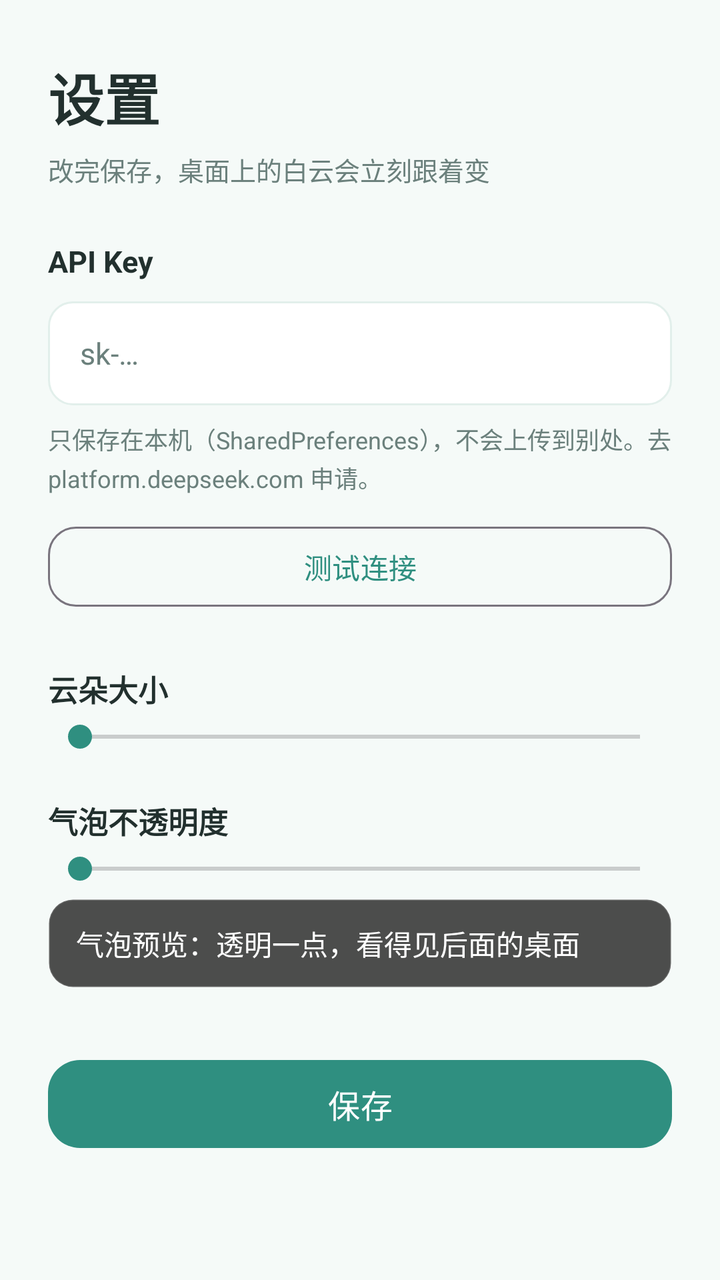
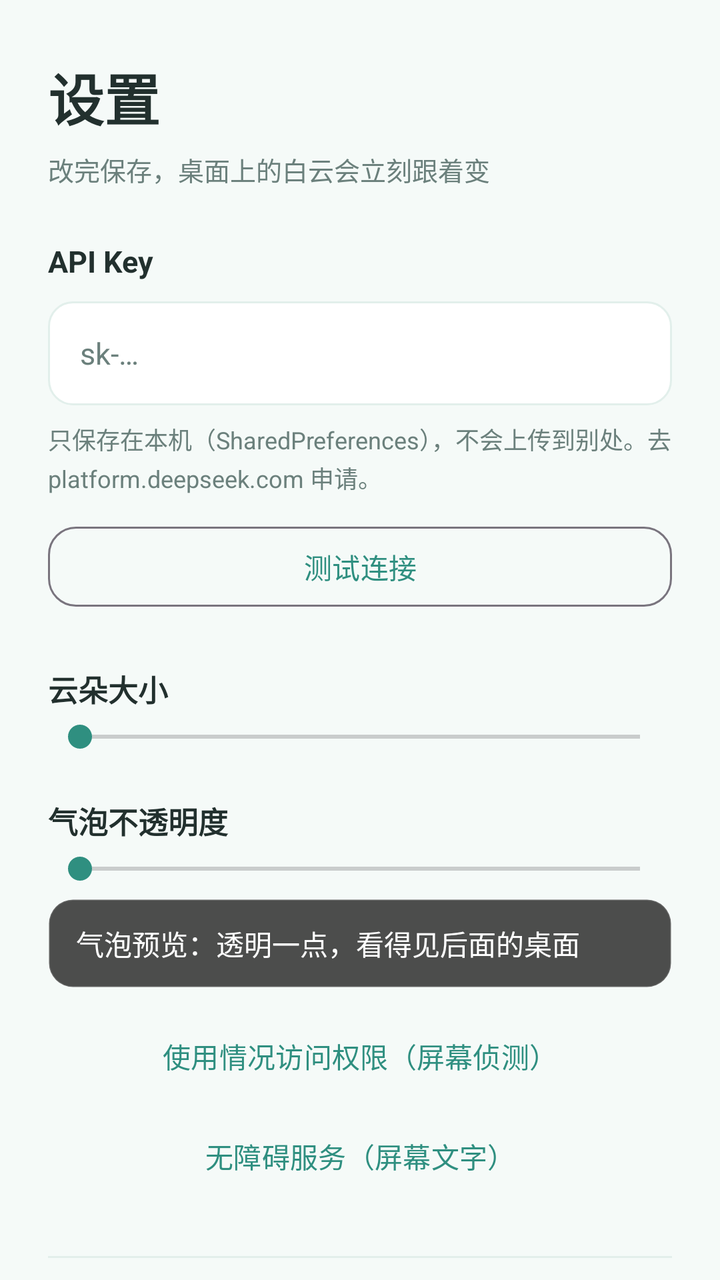

Screens rendered from an Android XML layout before and after an edit, with the pre-edit source and the edit as a unified diff.
<!-- AndroidManifest.xml: application theme Theme.BaiYunPet -->
<!-- res/layout/activity_settings.xml -->
<?xml version="1.0" encoding="utf-8"?>
<ScrollView xmlns:android="http://schemas.android.com/apk/res/android"
    xmlns:app="http://schemas.android.com/apk/res-auto"
    android:layout_width="match_parent"
    android:layout_height="match_parent"
    android:background="@color/bg_page"
    android:fillViewport="true"
    android:scrollbars="none">

    <LinearLayout
        android:layout_width="match_parent"
        android:layout_height="wrap_content"
        android:orientation="vertical"
        android:paddingStart="24dp"
        android:paddingTop="28dp"
        android:paddingEnd="24dp"
        android:paddingBottom="36dp">

        <TextView
            android:layout_width="wrap_content"
            android:layout_height="wrap_content"
            android:text="@string/settings_title"
            android:textColor="@color/ink"
            android:textSize="28sp"
            android:textStyle="bold" />

        <TextView
            android:layout_width="wrap_content"
            android:layout_height="wrap_content"
            android:layout_marginTop="6dp"
            android:text="@string/settings_subtitle"
            android:textColor="@color/ink_soft"
            android:textSize="13sp" />

        
        <TextView
            android:layout_width="wrap_content"
            android:layout_height="wrap_content"
            android:layout_marginTop="26dp"
            android:text="@string/settings_api_key"
            android:textColor="@color/ink"
            android:textSize="15sp"
            android:textStyle="bold" />

        
        <EditText
            android:id="@+id/etApiKey"
            android:layout_width="match_parent"
            android:layout_height="52dp"
            android:layout_marginTop="10dp"
            android:background="@drawable/bg_settings_input"
            android:hint="@string/settings_api_key_hint"
            android:imeOptions="actionDone"
            android:importantForAutofill="no"
            android:inputType="textPassword"
            android:maxLines="1"
            android:paddingStart="16dp"
            android:paddingEnd="16dp"
            android:singleLine="true"
            android:textColor="@color/ink"
            android:textColorHint="@color/ink_soft"
            android:textSize="15sp" />

        <TextView
            android:layout_width="match_parent"
            android:layout_height="wrap_content"
            android:layout_marginTop="8dp"
            android:lineSpacingExtra="2dp"
            android:text="@string/settings_api_key_tip"
            android:textColor="@color/ink_soft"
            android:textSize="12sp" />

        <com.google.android.material.button.MaterialButton
            android:id="@+id/btnTest"
            style="@style/Widget.Material3.Button.OutlinedButton"
            android:layout_width="match_parent"
            android:layout_height="48dp"
            android:layout_marginTop="12dp"
            android:text="@string/settings_test"
            app:cornerRadius="14dp" />

        
        <LinearLayout
            android:layout_width="match_parent"
            android:layout_height="wrap_content"
            android:layout_marginTop="26dp"
            android:gravity="center_vertical"
            android:orientation="horizontal">

            <TextView
                android:layout_width="0dp"
                android:layout_height="wrap_content"
                android:layout_weight="1"
                android:text="@string/settings_cloud_size"
                android:textColor="@color/ink"
                android:textSize="15sp"
                android:textStyle="bold" />

            <TextView
                android:id="@+id/tvCloudSizeValue"
                android:layout_width="wrap_content"
                android:layout_height="wrap_content"
                android:textColor="@color/mint_700"
                android:textSize="15sp"
                android:textStyle="bold" />
        </LinearLayout>

        
        <SeekBar
            android:id="@+id/seekCloudSize"
            android:layout_width="match_parent"
            android:layout_height="wrap_content"
            android:layout_marginTop="4dp"
            android:max="60"
            android:progressTint="@color/mint_700"
            android:thumbTint="@color/mint_700" />

        
        <LinearLayout
            android:layout_width="match_parent"
            android:layout_height="wrap_content"
            android:layout_marginTop="22dp"
            android:gravity="center_vertical"
            android:orientation="horizontal">

            <TextView
                android:layout_width="0dp"
                android:layout_height="wrap_content"
                android:layout_weight="1"
                android:text="@string/settings_bubble_alpha"
                android:textColor="@color/ink"
                android:textSize="15sp"
                android:textStyle="bold" />

            <TextView
                android:id="@+id/tvBubbleAlphaValue"
                android:layout_width="wrap_content"
                android:layout_height="wrap_content"
                android:textColor="@color/mint_700"
                android:textSize="15sp"
                android:textStyle="bold" />
        </LinearLayout>

        
        <SeekBar
            android:id="@+id/seekBubbleAlpha"
            android:layout_width="match_parent"
            android:layout_height="wrap_content"
            android:layout_marginTop="4dp"
            android:max="50"
            android:progressTint="@color/mint_700"
            android:thumbTint="@color/mint_700" />

        
        <TextView
            android:id="@+id/viewBubblePreview"
            android:layout_width="match_parent"
            android:layout_height="wrap_content"
            android:layout_marginTop="6dp"
            android:background="@drawable/bg_chat_bubble"
            android:paddingStart="14dp"
            android:paddingTop="12dp"
            android:paddingEnd="14dp"
            android:paddingBottom="12dp"
            android:text="@string/settings_preview"
            android:textColor="@color/white"
            android:textSize="14sp" />

        
        <com.google.android.material.button.MaterialButton
            android:id="@+id/btnSave"
            android:layout_width="match_parent"
            android:layout_height="52dp"
            android:layout_marginTop="32dp"
            android:text="@string/settings_save"
            android:textSize="16sp"
            app:cornerRadius="16dp" />
    </LinearLayout>
</ScrollView>
<!-- resources referenced by this layout -->
<resources>
  <color name="bg_page">#F5FAF8</color>
  <color name="ink">#22302E</color>
  <color name="ink_soft">#6B807C</color>
  <color name="mint_700">#2F8F80</color>
  <color name="white">#FFFFFFFF</color>
  <!-- drawable bg_chat_bubble (drawable) -->
  <?xml version="1.0" encoding="utf-8"?>
  <shape xmlns:android="http://schemas.android.com/apk/res/android"
      android:shape="rectangle">
      <solid android:color="#CC222222" />
      <corners android:radius="12dp" />
      <stroke
          android:width="1dp"
          android:color="#22FFFFFF" />
  </shape>
  <!-- drawable bg_settings_input (drawable) -->
  <?xml version="1.0" encoding="utf-8"?>
  <shape xmlns:android="http://schemas.android.com/apk/res/android"
      android:shape="rectangle">
      <solid android:color="@color/surface" />
      <corners android:radius="12dp" />
      <stroke
          android:width="1dp"
          android:color="@color/stroke" />
  </shape>
  <string name="settings_api_key">API Key</string>
  <string name="settings_api_key_hint">sk-…</string>
  <string name="settings_api_key_tip">只保存在本机（SharedPreferences），不会上传到别处。去 platform.deepseek.com 申请。</string>
  <string name="settings_bubble_alpha">气泡不透明度</string>
  <string name="settings_cloud_size">云朵大小</string>
  <string name="settings_preview">气泡预览：透明一点，看得见后面的桌面</string>
  <string name="settings_save">保存</string>
  <string name="settings_subtitle">改完保存，桌面上的白云会立刻跟着变</string>
  <string name="settings_test">测试连接</string>
  <string name="settings_title">设置</string>
  <style name="Theme.BaiYunPet" parent="Theme.Material3.Light.NoActionBar">
          <item name="colorPrimary">@color/mint_700</item>
          <item name="colorOnPrimary">@color/white</item>
          <item name="colorPrimaryContainer">@color/mint_100</item>
          <item name="colorOnPrimaryContainer">@color/ink</item>
  
          <item name="android:colorBackground">@color/bg_page</item>
          <item name="android:windowBackground">@color/bg_page</item>
          <item name="android:statusBarColor">@color/bg_page</item>
          <item name="android:windowLightStatusBar">true</item>
          <item name="android:navigationBarColor">@color/bg_page</item>
      </style>
  <color name="surface">#FFFFFFFF</color>
  <color name="stroke">#E2EFEB</color>
  <color name="mint_100">#D9EFEA</color>
</resources>

<!-- the commit's change to res/layout/activity_settings.xml (unified diff, before → after) -->
@@ -168,6 +168,231 @@
 
         
         <com.google.android.material.button.MaterialButton
+            android:id="@+id/btnUsageAccess"
+            style="@style/Widget.Material3.Button.TextButton"
+            android:layout_width="match_parent"
+            android:layout_height="wrap_content"
+            android:layout_marginTop="10dp"
+            android:text="@string/settings_usage_access" />
+
+        
+        <com.google.android.material.button.MaterialButton
+            android:id="@+id/btnAccessibility"
+            style="@style/Widget.Material3.Button.TextButton"
+            android:layout_width="match_parent"
+            android:layout_height="wrap_content"
+            android:layout_marginTop="2dp"
+            android:text="@string/settings_accessibility" />
+
+        
+        <View
+            android:layout_width="match_parent"
+            android:layout_height="1dp"
+            android:layout_marginTop="26dp"
+            android:background="@color/stroke" />
+
+        <TextView
+            android:layout_width="wrap_content"
+            android:layout_height="wrap_content"
+            android:layout_marginTop="22dp"
+            android:text="@string/proactive_title"
+            android:textColor="@color/ink"
+            android:textSize="15sp"
+            android:textStyle="bold" />
+
+        <com.google.android.material.materialswitch.MaterialSwitch
+            android:id="@+id/switchProactive"
+            android:layout_width="match_parent"
+            android:layout_height="wrap_content"
+            android:layout_marginTop="8dp"
+            android:text="@string/proactive_enable"
+            android:textSize="15sp" />
+
+        <com.google.android.material.materialswitch.MaterialSwitch
+            android:id="@+id/switchAutoHide"
+            android:layout_width="match_parent"
+            android:layout_height="wrap_content"
+            android:layout_marginTop="4dp"
+            android:text="@string/proactive_auto_hide"
+            android:textSize="15sp" />
+
+        <com.google.android.material.materialswitch.MaterialSwitch
+            android:id="@+id/switchScreenText"
+            android:layout_width="match_parent"
+            android:layout_height="wrap_content"
+            android:layout_marginTop="4dp"
+            android:text="@string/proactive_use_text"
+            android:textSize="15sp" />
+
+        <TextView
+            android:layout_width="match_parent"
+            android:layout_height="wrap_content"
+            android:layout_marginTop="4dp"
+            android:lineSpacingExtra="2dp"
+            android:text="@string/proactive_privacy_note"
+            android:textColor="@color/ink_soft"
+            android:textSize="12sp" />
+
+        <TextView
+            android:layout_width="wrap_content"
+            android:layout_height="wrap_content"
+            android:layout_marginTop="14dp"
+            android:text="@string/proactive_frequency"
+            android:textColor="@color/ink"
+            android:textSize="14sp" />
+
+        <RadioGroup
+            android:id="@+id/radioGroupProactive"
+            android:layout_width="match_parent"
+            android:layout_height="wrap_content"
+            android:orientation="horizontal">
+
+            <RadioButton
+                android:id="@+id/radioQuiet"
+                android:layout_width="0dp"
+                android:layout_height="wrap_content"
+                android:layout_weight="1"
+                android:text="@string/proactive_quiet"
+                android:textSize="13sp" />
+
+            <RadioButton
+                android:id="@+id/radioNormal"
+                android:layout_width="0dp"
+                android:layout_height="wrap_content"
+                android:layout_weight="1"
+                android:text="@string/proactive_normal"
+                android:textSize="13sp" />
+
+            <RadioButton
+                android:id="@+id/radioChatty"
+                android:layout_width="0dp"
+                android:layout_height="wrap_content"
+                android:layout_weight="1"
+                android:text="@string/proactive_chatty"
+                android:textSize="13sp" />
+        </RadioGroup>
+
+        <TextView
+            android:layout_width="match_parent"
+            android:layout_height="wrap_content"
+            android:layout_marginTop="6dp"
+            android:text="@string/proactive_hint"
+            android:textColor="@color/ink_soft"
+            android:textSize="12sp" />
+
+        
+        <View
+            android:layout_width="match_parent"
+            android:layout_height="1dp"
+            android:layout_marginTop="26dp"
+            android:background="@color/stroke" />
+
+        <TextView
+            android:layout_width="wrap_content"
+            android:layout_height="wrap_content"
+            android:layout_marginTop="22dp"
+            android:text="@string/capture_section_title"
+            android:textColor="@color/ink"
+            android:textSize="15sp"
+            android:textStyle="bold" />
+
+        <com.google.android.material.materialswitch.MaterialSwitch
+            android:id="@+id/switchCapture"
+            android:layout_width="match_parent"
+            android:layout_height="wrap_content"
+            android:layout_marginTop="8dp"
+            android:text="@string/capture_switch"
+            android:textSize="15sp" />
+
+        <TextView
+            android:layout_width="match_parent"
+            android:layout_height="wrap_content"
+            android:layout_marginTop="2dp"
+            android:text="@string/capture_switch_desc"
+            android:textColor="@color/ink_soft"
+            android:textSize="12sp" />
+
+        <TextView
+            android:layout_width="wrap_content"
+            android:layout_height="wrap_content"
+            android:layout_marginTop="16dp"
+            android:text="@string/capture_mode_title"
+            android:textColor="@color/ink"
+            android:textSize="14sp" />
+
+        <RadioGroup
+            android:id="@+id/radioGroupMode"
+            android:layout_width="match_parent"
+            android:layout_height="wrap_content"
+            android:orientation="horizontal">
+
+            <RadioButton
+                android:id="@+id/radioLocal"
+                android:layout_width="0dp"
+                android:layout_height="wrap_content"
+                android:layout_weight="1"
+                android:text="@string/capture_mode_local"
+                android:textSize="14sp" />
+
+            <RadioButton
+                android:id="@+id/radioCloud"
+                android:layout_width="0dp"
+                android:layout_height="wrap_content"
+                android:layout_weight="1"
+                android:text="@string/capture_mode_cloud"
+                android:textSize="14sp" />
+        </RadioGroup>
+
+        <TextView
+            android:layout_width="wrap_content"
+            android:layout_height="wrap_content"
+            android:layout_marginTop="12dp"
+            android:text="@string/capture_interval_title"
+            android:textColor="@color/ink"
+            android:textSize="14sp" />
+
+        <RadioGroup
+            android:id="@+id/radioGroupInterval"
+            android:layout_width="match_parent"
+            android:layout_height="wrap_content"
+            android:orientation="horizontal">
+
+            <RadioButton
+                android:id="@+id/radio3"
+                android:layout_width="0dp"
+                android:layout_height="wrap_content"
+                android:layout_weight="1"
+                android:text="@string/capture_interval_3"
+                android:textSize="14sp" />
+
+            <RadioButton
+                android:id="@+id/radio5"
+                android:layout_width="0dp"
+                android:layout_height="wrap_content"
+                android:layout_weight="1"
+                android:text="@string/capture_interval_5"
+                android:textSize="14sp" />
+
+            <RadioButton
+                android:id="@+id/radio10"
+                android:layout_width="0dp"
+                android:layout_height="wrap_content"
+                android:layout_weight="1"
+                android:text="@string/capture_interval_10"
+                android:textSize="14sp" />
+        </RadioGroup>
+
+        <TextView
+            android:layout_width="match_parent"
+            android:layout_height="wrap_content"
+            android:layout_marginTop="8dp"
+            android:lineSpacingExtra="2dp"
+            android:text="@string/capture_hint"
+            android:textColor="@color/ink_soft"
+            android:textSize="12sp" />
+
+        
+        <com.google.android.material.button.MaterialButton
             android:id="@+id/btnSave"
             android:layout_width="match_parent"
             android:layout_height="52dp"
<!-- resource entries referenced after the edit -->
@@ -25,6 +25,28 @@
           android:width="1dp"
           android:color="@color/stroke" />
   </shape>
+  <string name="capture_hint">打游戏时自动降到 10 秒一帧；电量低于 20% 或切到聊天/桌面时暂停。云端视觉需要联网，DeepSeek 公开 API 目前可能不支持图片。</string>
+  <string name="capture_interval_10">10 秒</string>
+  <string name="capture_interval_3">3 秒</string>
+  <string name="capture_interval_5">5 秒</string>
+  <string name="capture_interval_title">截屏频率</string>
+  <string name="capture_mode_cloud">云端视觉（DeepSeek）</string>
+  <string name="capture_mode_local">本地 OCR（离线）</string>
+  <string name="capture_mode_title">识别方式</string>
+  <string name="capture_section_title">截屏感知（可选）</string>
+  <string name="capture_switch">白云看屏幕</string>
+  <string name="capture_switch_desc">只在你打游戏 / 看小说时截屏，用来识别画面里的文字</string>
+  <string name="proactive_auto_hide">10 秒后自动收起气泡</string>
+  <string name="proactive_chatty">话多（1 分钟）</string>
+  <string name="proactive_enable">白云主动找你聊</string>
+  <string name="proactive_frequency">搭话频率</string>
+  <string name="proactive_hint">23:00~07:00 自动降频；连续 3 次没理她，会安静 30 分钟。</string>
+  <string name="proactive_normal">正常（2 分钟）</string>
+  <string name="proactive_privacy_note">白云只会知道你在用哪个 App 和界面上的公开文字（如章节名），不会读聊天/密码/支付内容。</string>
+  <string name="proactive_quiet">安静（5 分钟）</string>
+  <string name="proactive_title">主动搭话</string>
+  <string name="proactive_use_text">允许读界面文字搭话</string>
+  <string name="settings_accessibility">无障碍服务（屏幕文字）</string>
   <string name="settings_api_key">API Key</string>
   <string name="settings_api_key_hint">sk-…</string>
   <string name="settings_api_key_tip">只保存在本机（SharedPreferences），不会上传到别处。去 platform.deepseek.com 申请。</string>
@@ -35,6 +57,7 @@
   <string name="settings_subtitle">改完保存，桌面上的白云会立刻跟着变</string>
   <string name="settings_test">测试连接</string>
   <string name="settings_title">设置</string>
+  <string name="settings_usage_access">使用情况访问权限（屏幕侦测）</string>
   <style name="Theme.BaiYunPet" parent="Theme.Material3.Light.NoActionBar">
           <item name="colorPrimary">@color/mint_700</item>
           <item name="colorOnPrimary">@color/white</item>
